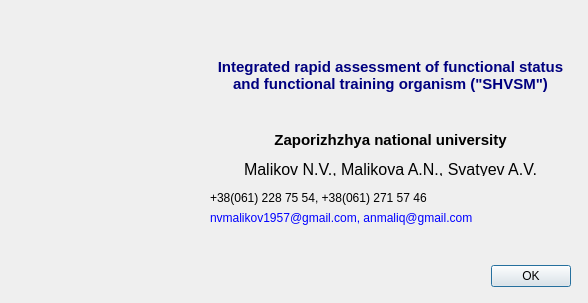
Old version of the form shvsm/aboutdialog.ui in the repository SeregaGomen/shvsm.
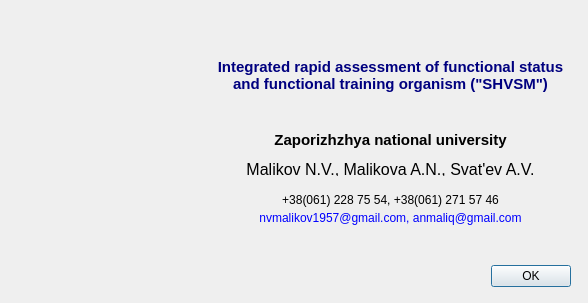
New version of the form. Icons and pictures are not drawn.

Diff of the .ui file:
```diff
--- a/shvsm/aboutdialog.ui
+++ b/shvsm/aboutdialog.ui
@@ -116,7 +116,7 @@
     </rect>
    </property>
    <property name="text">
-    <string>&lt;html&gt;&lt;head/&gt;&lt;body&gt;&lt;p&gt;&lt;span style=&quot; font-size:12pt;&quot;&gt;Malikov N.V., Malikova A.N., Svatyev A.V.&lt;/span&gt;&lt;/p&gt;&lt;/body&gt;&lt;/html&gt;</string>
+    <string>&lt;html&gt;&lt;head/&gt;&lt;body&gt;&lt;p&gt;&lt;span style=&quot; font-size:12pt;&quot;&gt;Malikov N.V., Malikova A.N., Svat'ev A.V.&lt;/span&gt;&lt;/p&gt;&lt;/body&gt;&lt;/html&gt;</string>
    </property>
    <property name="alignment">
     <set>Qt::AlignCenter</set>
@@ -127,26 +127,32 @@
     <rect>
      <x>210</x>
      <y>190</y>
-     <width>261</width>
-     <height>16</height>
+     <width>361</width>
+     <height>20</height>
     </rect>
    </property>
    <property name="text">
     <string>+38(061) 228 75 54, +38(061) 271 57 46</string>
    </property>
+   <property name="alignment">
+    <set>Qt::AlignCenter</set>
+   </property>
   </widget>
   <widget class="QLabel" name="label_6">
    <property name="geometry">
     <rect>
      <x>210</x>
      <y>210</y>
-     <width>331</width>
+     <width>361</width>
      <height>16</height>
     </rect>
    </property>
    <property name="text">
     <string>&lt;html&gt;&lt;head/&gt;&lt;body&gt;&lt;p&gt;&lt;span style=&quot; color:#0000ff;&quot;&gt;nvmalikov1957@gmail.com, anmaliq@gmail.com&lt;/span&gt;&lt;/p&gt;&lt;/body&gt;&lt;/html&gt;</string>
    </property>
+   <property name="alignment">
+    <set>Qt::AlignCenter</set>
+   </property>
   </widget>
  </widget>
  <resources>
```
